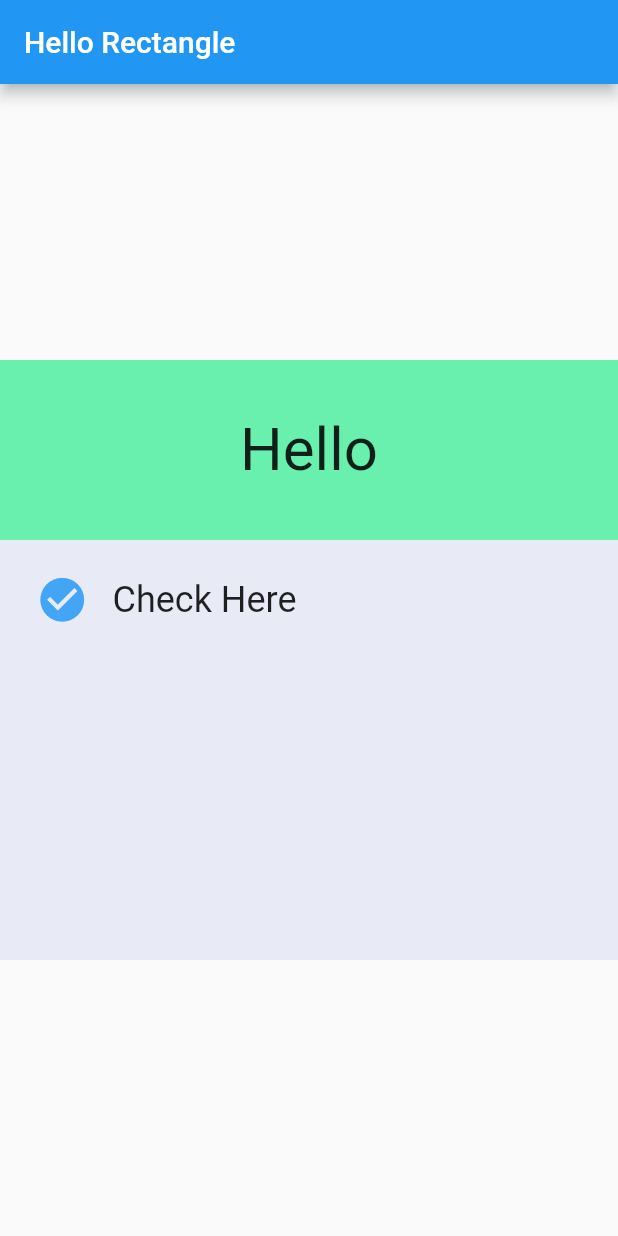
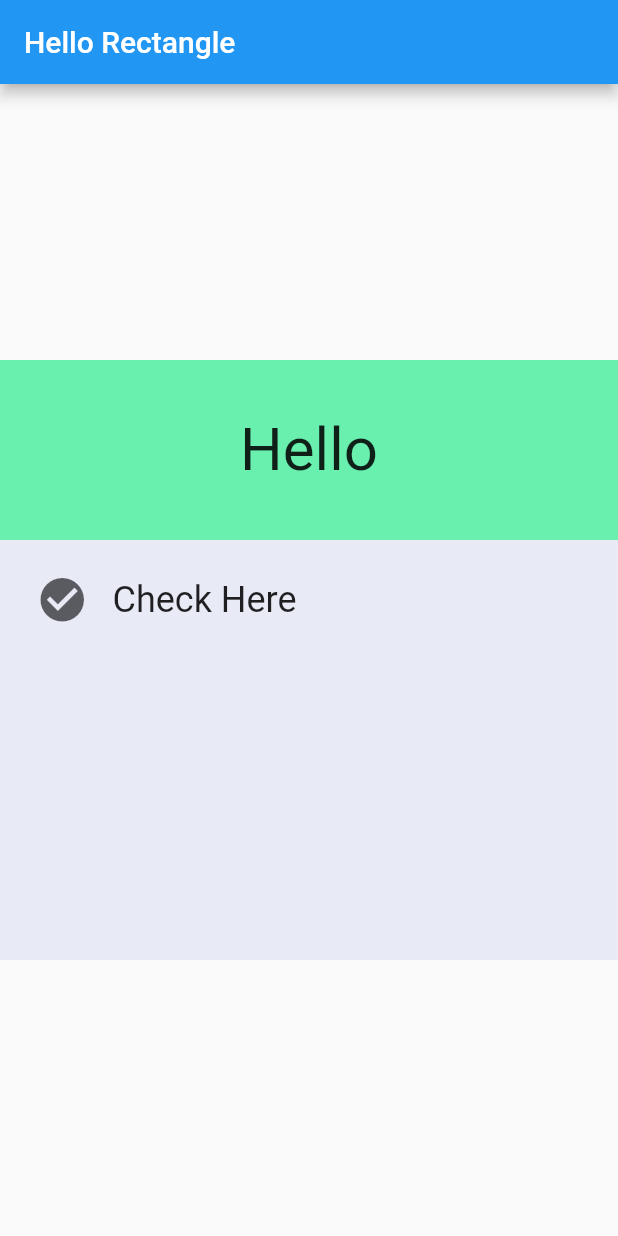
Before and after one commit to omhoumz/hello_rectangl, a Flutter app: the screen it shows after launch, on a phone screen of 412 x 824 dp. Run offline on Flutter 3.47's test engine with Material 2 defaults, Android fonts, the phone set to English and light mode, and no system bars.

Commit message:
add opacity to icon

```diff
--- a/lib/category.dart
+++ b/lib/category.dart
@@ -46,10 +46,12 @@ class Category extends StatelessWidget {
               children: <Widget>[
                 Padding(
                   padding: EdgeInsets.fromLTRB(16.0, 8.0, 16.0, 8.0),
-                  child: Icon(
-                    iconLocation,
-                    size: _iconSize,
-                    color: Colors.blue[400],
+                  child: Opacity(
+                    opacity: 0.7,
+                    child: Icon(
+                      iconLocation,
+                      size: _iconSize,
+                    ),
                   ),
                 ),
                 Expanded(
```
